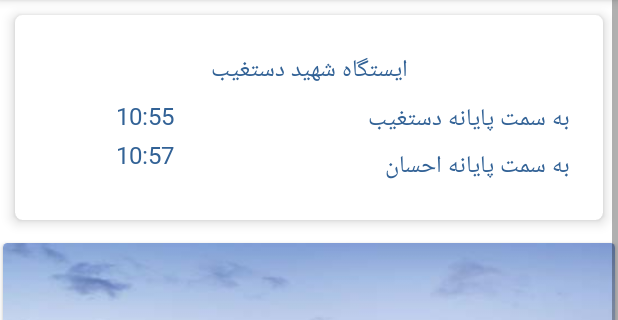
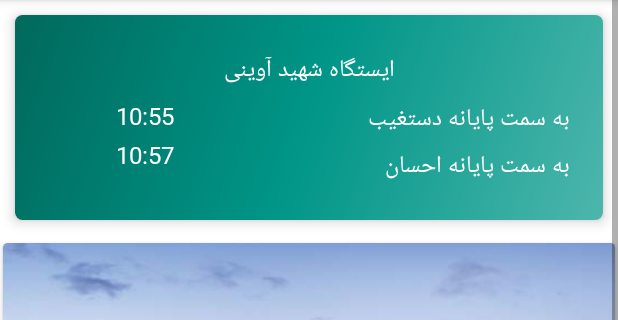
Before and after one commit to bionuts/ShirazMetro, an Android app: the TilesActivity screen opened directly, with no data from a screen before it, on a phone screen of 412 x 824 dp, the part 84-404 px from its top. Run offline under Robolectric (Android 15) with nearby library versions, the phone set to English and light mode, and no system bars; libraries missing offline, so code that uses them is left out: me.relex.circleindicator; plain views replace CircleIndicator, CircularImageView; 2 statements that could not run were skipped.

Commit message:
final main layout9

```diff
--- /dev/null
+++ b/app/src/main/res/drawable/nexttrippanel.xml
@@ -0,0 +1,9 @@
+<shape xmlns:android="http://schemas.android.com/apk/res/android"
+    android:shape="rectangle">
+    <gradient
+        android:angle="135"
+        android:centerColor="#009688"
+        android:endColor="#00695C"
+        android:startColor="#4DB6AC"
+        android:type="linear" />
+</shape>
--- a/app/src/main/res/layout/activity_tiles.xml
+++ b/app/src/main/res/layout/activity_tiles.xml
@@ -36,6 +36,7 @@
                     android:layout_width="match_parent"
                     android:layout_height="wrap_content"
                     android:orientation="vertical"
+                    android:background="@drawable/nexttrippanel"
                     android:padding="20dp">
 
                     <LinearLayout
@@ -50,8 +51,8 @@
                             android:layout_height="wrap_content"
                             android:fontFamily="@font/iransansmobile_bold"
                             android:gravity="center"
-                            android:text="ایستگاه شهید دستغیب"
-                            android:textColor="@color/fifafontcolor"
+                            android:text="ایستگاه شهید آوینی"
+                            android:textColor="@color/bgwhite"
                             android:textDirection="rtl"
                             android:textSize="16sp" />
 
@@ -74,7 +75,7 @@
                                 android:fontFamily="@font/iransansmobile_bold"
                                 android:padding="2dp"
                                 android:text="10:55"
-                                android:textColor="@color/fifafontcolor"
+                                android:textColor="@color/bgwhite"
                                 android:textDirection="rtl"
                                 android:textSize="16sp" />
 
@@ -84,7 +85,7 @@
                                 android:fontFamily="@font/iransansmobile_bold"
                                 android:padding="2dp"
                                 android:text="10:57"
-                                android:textColor="@color/fifafontcolor"
+                                android:textColor="@color/bgwhite"
                                 android:textDirection="rtl"
                                 android:textSize="16sp" />
 
@@ -102,7 +103,7 @@
                                 android:fontFamily="@font/iransansmobile_medium"
                                 android:padding="2dp"
                                 android:text="به سمت پایانه دستغیب"
-                                android:textColor="@color/fifafontcolor"
+                                android:textColor="@color/bgwhite"
                                 android:textDirection="rtl"
                                 android:textSize="16sp" />
 
@@ -112,7 +113,7 @@
                                 android:fontFamily="@font/iransansmobile_medium"
                                 android:padding="2dp"
                                 android:text="به سمت پایانه احسان"
-                                android:textColor="@color/fifafontcolor"
+                                android:textColor="@color/bgwhite"
                                 android:textDirection="rtl"
                                 android:textSize="16sp" />
                         </LinearLayout>
```
